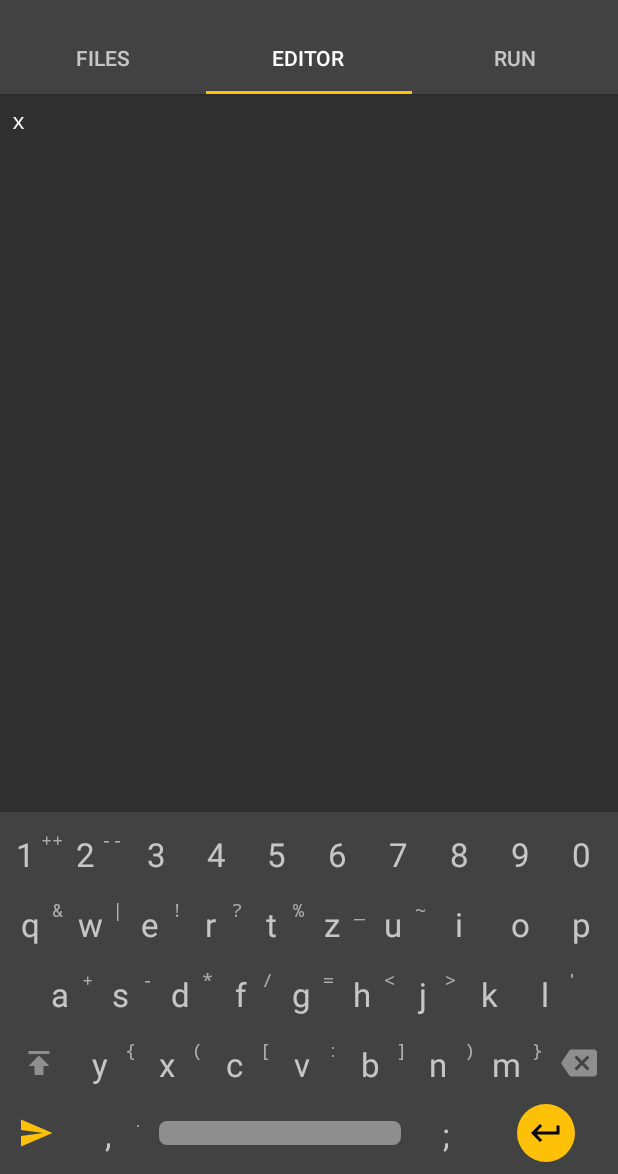
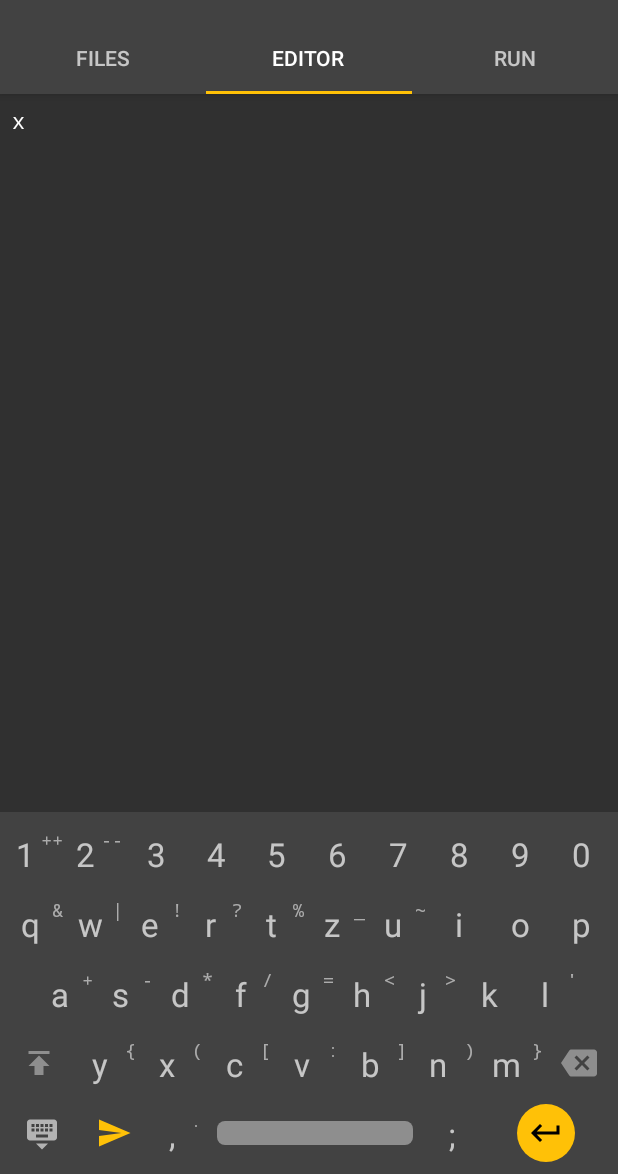
Before and after one commit to Jim-Eckerlein/javascript-mini-ide, an Android app: the screen it shows after launch (MainActivity), on a phone screen of 412 x 824 dp, the part 62-1236 px from its top. Run offline under Robolectric (Android 15) with nearby library versions, the phone set to English and light mode, and no system bars.

Commit message:
Add hide keyboard feature + add screenshots

```diff
--- a/app/src/main/java/com/example/jimec/javascriptshell/keyboard_view/Keyboard.java
+++ b/app/src/main/java/com/example/jimec/javascriptshell/keyboard_view/Keyboard.java
@@ -1,20 +1,26 @@
 package com.example.jimec.javascriptshell.keyboard_view;
 
+import android.animation.TimeInterpolator;
 import android.content.Context;
 import android.util.AttributeSet;
 import android.view.View;
 import android.view.ViewGroup;
-import android.widget.LinearLayout;
+import android.view.animation.DecelerateInterpolator;
+import android.widget.FrameLayout;
 
+import com.example.jimec.javascriptshell.R;
 import com.example.jimec.javascriptshell.editor.EditorView;
 
-public class Keyboard extends LinearLayout {
+public class Keyboard extends FrameLayout {
 
     public static float ALPHA_INACTIVE = 0.4f;
     public static float ALPHA_ACTIVE = 0.8f;
-
+    private final HideKey mHideKey = new HideKey();
+    private final ShowKey mShowKey = new ShowKey();
+    private final TimeInterpolator mHideShowKeyboardInterpolator = new DecelerateInterpolator(2);
     private ShiftKey mShiftKey;
     private EditorView mEditor;
+    private ViewGroup mInputKeyboard;
 
     public Keyboard(Context context) {
         super(context);
@@ -37,8 +43,12 @@ public class Keyboard extends LinearLayout {
     @Override
     protected void onLayout(boolean changed, int l, int t, int r, int b) {
         super.onLayout(changed, l, t, r, b);
+
         setKeyboardToChildKeys(this);
         findShiftKey(this);
+        mInputKeyboard = findViewById(R.id.input_keyboard);
+        findViewById(R.id.hide_keyboard).setOnClickListener(mHideKey);
+        findViewById(R.id.keyboard_show_marker).setOnClickListener(mShowKey);
     }
 
     private void setKeyboardToChildKeys(View view) {
@@ -80,4 +90,22 @@ public class Keyboard extends LinearLayout {
     public void setEditor(EditorView editor) {
         mEditor = editor;
     }
+
+    private class HideKey implements OnClickListener {
+
+        @Override
+        public void onClick(View v) {
+            mInputKeyboard.animate().y(getHeight()).setDuration(700).setInterpolator(mHideShowKeyboardInterpolator);
+        }
+
+    }
+
+    private class ShowKey implements OnClickListener {
+
+        @Override
+        public void onClick(View v) {
+            mInputKeyboard.animate().y(0).setDuration(700).setInterpolator(mHideShowKeyboardInterpolator);
+        }
+
+    }
 }
--- /dev/null
+++ b/app/src/main/res/drawable/keyboard.xml
@@ -0,0 +1,9 @@
+<vector xmlns:android="http://schemas.android.com/apk/res/android"
+        android:width="24dp"
+        android:height="24dp"
+        android:viewportHeight="24.0"
+        android:viewportWidth="24.0">
+    <path
+        android:fillColor="@color/keyColor"
+        android:pathData="M20,5L4,5c-1.1,0 -1.99,0.9 -1.99,2L2,17c0,1.1 0.9,2 2,2h16c1.1,0 2,-0.9 2,-2L22,7c0,-1.1 -0.9,-2 -2,-2zM11,8h2v2h-2L11,8zM11,11h2v2h-2v-2zM8,8h2v2L8,10L8,8zM8,11h2v2L8,13v-2zM7,13L5,13v-2h2v2zM7,10L5,10L5,8h2v2zM16,17L8,17v-2h8v2zM16,13h-2v-2h2v2zM16,10h-2L14,8h2v2zM19,13h-2v-2h2v2zM19,10h-2L17,8h2v2z"/>
+</vector>
--- /dev/null
+++ b/app/src/main/res/drawable/keyboard_hide.xml
@@ -0,0 +1,9 @@
+<vector xmlns:android="http://schemas.android.com/apk/res/android"
+        android:width="24dp"
+        android:height="24dp"
+        android:viewportHeight="24.0"
+        android:viewportWidth="24.0">
+    <path
+        android:fillColor="@color/keyColor"
+        android:pathData="M20,3L4,3c-1.1,0 -1.99,0.9 -1.99,2L2,15c0,1.1 0.9,2 2,2h16c1.1,0 2,-0.9 2,-2L22,5c0,-1.1 -0.9,-2 -2,-2zM11,6h2v2h-2L11,6zM11,9h2v2h-2L11,9zM8,6h2v2L8,8L8,6zM8,9h2v2L8,11L8,9zM7,11L5,11L5,9h2v2zM7,8L5,8L5,6h2v2zM16,15L8,15v-2h8v2zM16,11h-2L14,9h2v2zM16,8h-2L14,6h2v2zM19,11h-2L17,9h2v2zM19,8h-2L17,6h2v2zM12,23l4,-4L8,19l4,4z"/>
+</vector>
--- a/app/src/main/res/layout/fragment_editor.xml
+++ b/app/src/main/res/layout/fragment_editor.xml
@@ -13,15 +13,6 @@
         android:layout_weight="1"
         android:padding="8dp"/>
 
-    <FrameLayout
-        android:id="@+id/keyboard_container"
-        android:layout_width="match_parent"
-        android:layout_height="wrap_content"
-        android:background="@color/primaryColor"
-        android:elevation="14dp">
-
-        <include layout="@layout/view_keyboard"/>
-
-    </FrameLayout>
+    <include layout="@layout/view_keyboard"/>
 
 </LinearLayout>
--- a/app/src/main/res/layout/view_keyboard.xml
+++ b/app/src/main/res/layout/view_keyboard.xml
@@ -4,7 +4,34 @@
     xmlns:app="http://schemas.android.com/apk/res-auto"
     android:id="@+id/keyboard"
     android:layout_width="match_parent"
-    android:layout_height="match_parent"
+    android:layout_height="wrap_content"
+    android:orientation="vertical">
+
+    <FrameLayout
+        android:layout_width="match_parent"
+        android:layout_height="wrap_content"
+        android:layout_gravity="bottom"
+        android:background="@color/primaryColor"
+        android:elevation="14dp">
+
+        <Button
+            android:id="@+id/keyboard_show_marker"
+            android:layout_width="match_parent"
+            android:layout_height="wrap_content"
+            android:alpha="0.6"
+            android:background="@drawable/button_ripple"
+            android:foreground="@drawable/keyboard"
+            android:foregroundGravity="center"
+            android:padding="12dp"/>
+
+    </FrameLayout>
+
+    <LinearLayout
+        android:id="@+id/input_keyboard"
+        android:layout_width="match_parent"
+        android:layout_height="wrap_content"
+        android:background="@color/primaryColor"
+        android:elevation="14dp"
         android:orientation="vertical"
         android:padding="4dp">
 
@@ -301,12 +328,22 @@
             android:layout_height="wrap_content">
 
             <ImageView
+                android:id="@+id/hide_keyboard"
+                android:layout_width="wrap_content"
+                android:layout_height="match_parent"
+                android:layout_gravity="center"
+                android:alpha="0.6"
+                android:paddingEnd="12dp"
+                android:paddingStart="12dp"
+                android:src="@drawable/keyboard_hide"/>
+
+            <ImageView
                 android:id="@+id/run_code_key"
                 android:layout_width="wrap_content"
                 android:layout_height="match_parent"
                 android:layout_gravity="center"
-            android:paddingEnd="18dp"
-            android:paddingStart="8dp"
+                android:paddingEnd="12dp"
+                android:paddingStart="12dp"
                 android:src="@drawable/run"
                 android:tint="@color/secondaryColor"/>
 
@@ -335,7 +372,6 @@
                 <ImageView
                     android:layout_width="wrap_content"
                     android:layout_height="match_parent"
-                android:layout_gravity="center"
                     android:padding="4dp"
                     android:src="@drawable/circle"/>
 
@@ -349,4 +385,6 @@
 
         </LinearLayout>
 
+    </LinearLayout>
+
 </com.example.jimec.javascriptshell.keyboard_view.Keyboard>
```
Also changed, not shown: 3 other files. Lines whose indentation alone changed are shown as unchanged.
